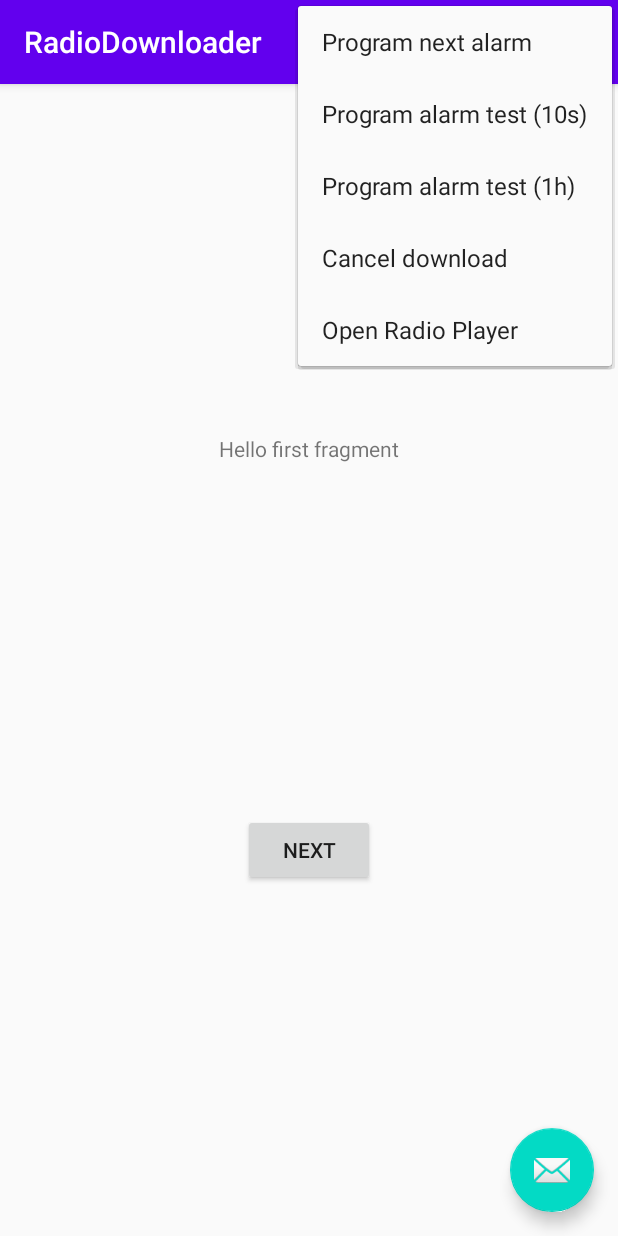
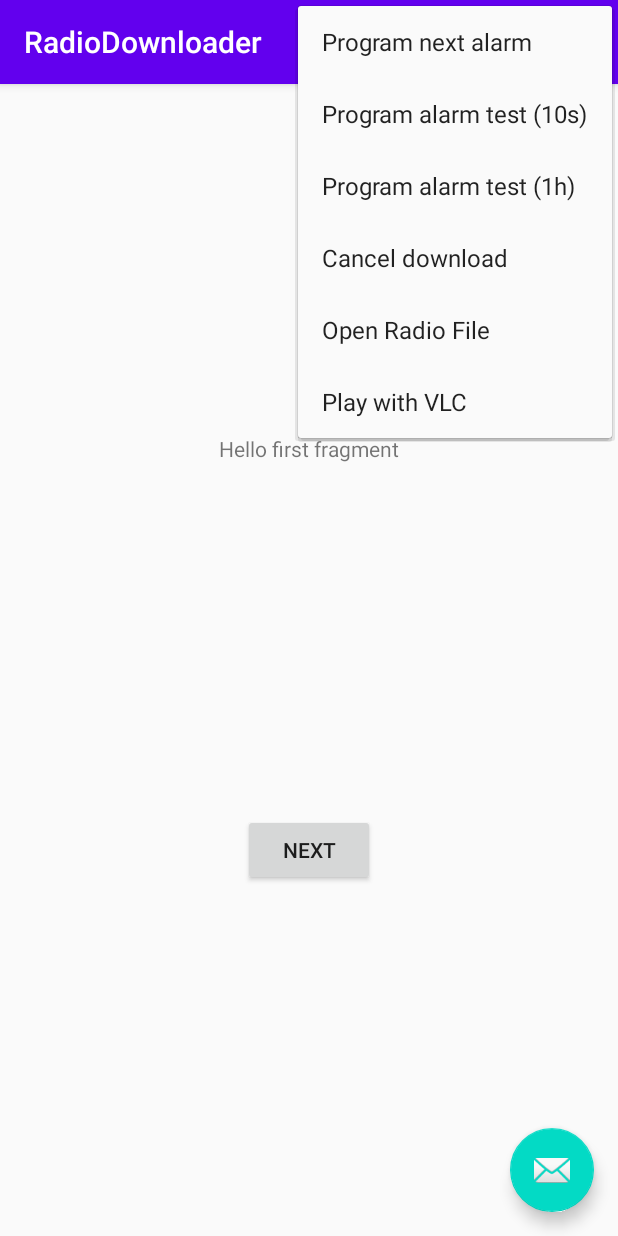
Before and after one commit to ollbap/RadioDownloader, an Android app: the screen it shows after launch (MainActivity), with the options menu open, on a phone screen of 412 x 824 dp. Run offline under Robolectric (Android 15) with nearby library versions, the phone set to English and light mode, and no system bars.

Commit message:
Fixed player to be able to open file from app

```diff
--- a/app/src/main/java/es/ollbap/radiodownloader/ForegroundService.java
+++ b/app/src/main/java/es/ollbap/radiodownloader/ForegroundService.java
@@ -3,12 +3,10 @@ package es.ollbap.radiodownloader;
 import android.app.NotificationManager;
 import android.app.PendingIntent;
 import android.app.Service;
-import android.content.ComponentName;
 import android.content.Context;
 import android.content.Intent;
 import android.graphics.Bitmap;
 import android.graphics.BitmapFactory;
-import android.net.Uri;
 import android.net.wifi.WifiManager;
 import android.os.IBinder;
 import android.os.PowerManager;
@@ -16,8 +14,6 @@ import android.util.Log;
 import android.widget.Toast;
 
 import androidx.core.app.NotificationCompat;
-
-import java.io.File;
 
 import static es.ollbap.radiodownloader.Util.*;
 
@@ -113,7 +109,7 @@ public class ForegroundService extends Service {
             } else if (action.equals(ACTION.PERIODIC_ALARM)) {
                 startPeriodicAlarm();
             } else if (action.equals(ACTION.VLC_START)) {
-                startVlc(this);
+                playInVlc(this);
             }
             return START_STICKY; // Send a NULL intent if the service is killed.
         } catch (Exception e) {
--- a/app/src/main/res/menu/menu_main.xml
+++ b/app/src/main/res/menu/menu_main.xml
@@ -17,7 +17,10 @@
     <item android:id="@+id/cancel_download"
         app:showAsAction="ifRoom|withText"
         android:title="Cancel download" />
-    <item android:id="@+id/open_player"
+    <item android:id="@+id/open_radio_file"
         app:showAsAction="ifRoom|withText"
-        android:title="Open Radio Player" />
+        android:title="Open Radio File" />
+    <item android:id="@+id/open_vlc"
+        app:showAsAction="ifRoom|withText"
+        android:title="Play with VLC" />
 </menu>
--- /dev/null
+++ b/app/src/main/res/xml/provider_paths.xml
@@ -0,0 +1,4 @@
+<?xml version="1.0" encoding="utf-8"?>
+<paths xmlns:android="http://schemas.android.com/apk/res/android">
+    <external-path name="external_files" path="."/>
+</paths>
```
Also changed, not shown: app/src/main/AndroidManifest.xml (+11 -0 lines), app/src/main/java/es/ollbap/radiodownloader/MainActivity.java (+7 -2 lines), app/src/main/java/es/ollbap/radiodownloader/Util.java (+12 -4 lines).
